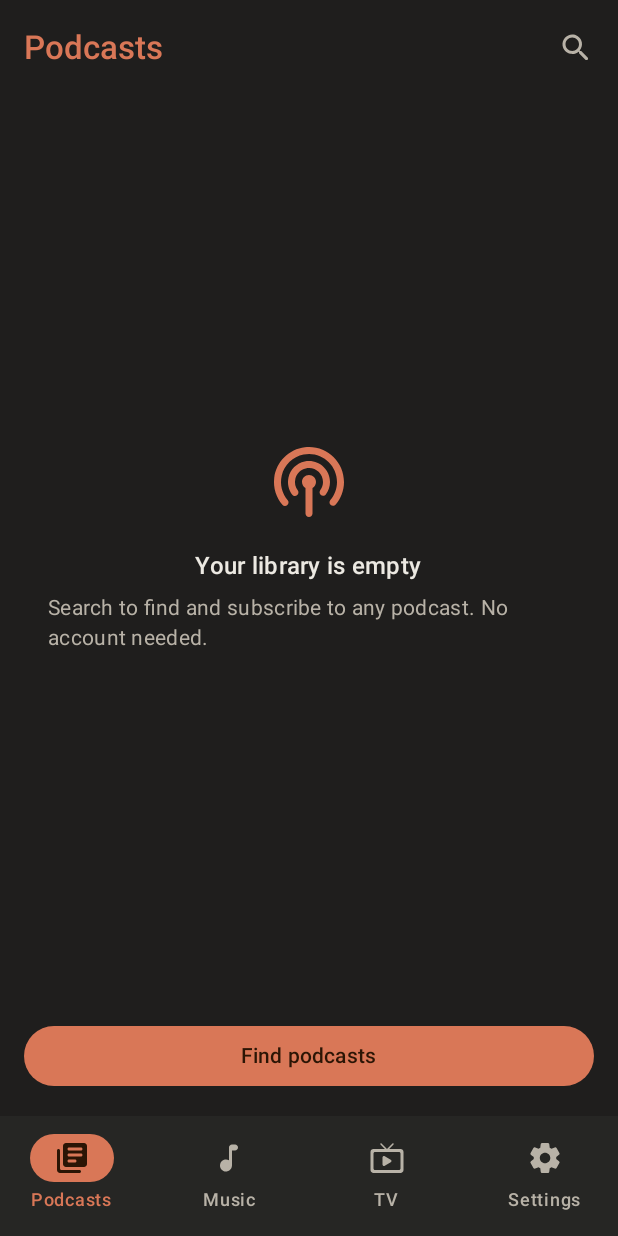
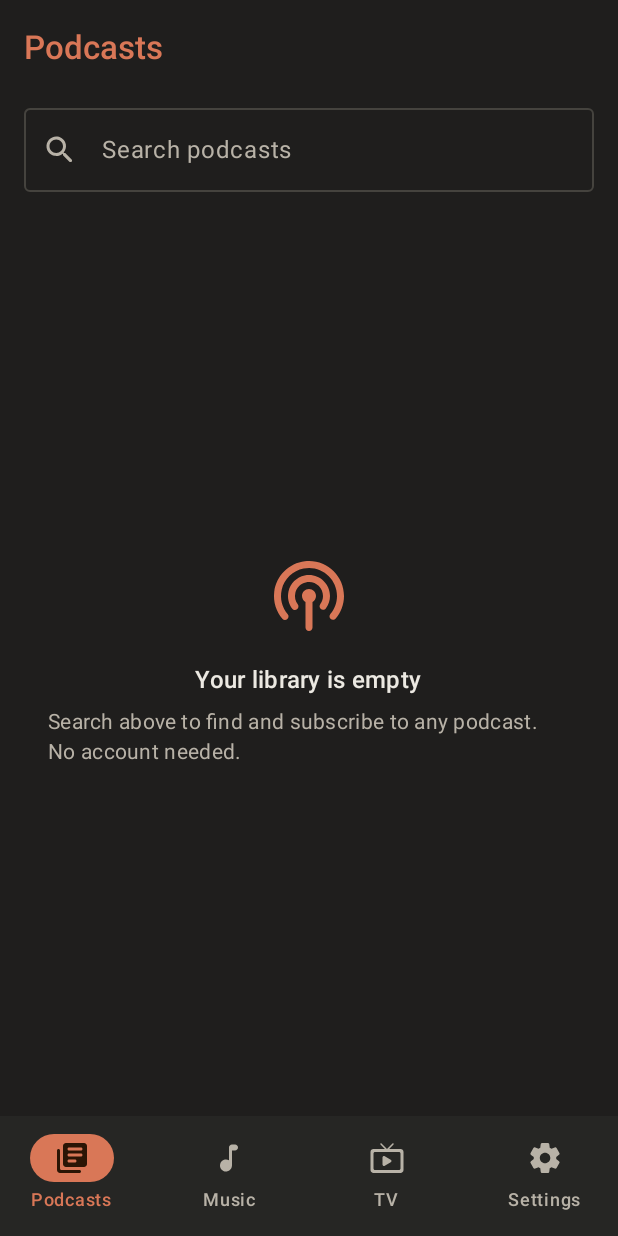
Before and after one commit to cac67502/claudecast, an Android app built with Jetpack Compose: the LibraryScreen screen opened through its navigation route, on a phone screen of 412 x 824 dp. Run offline under Robolectric (Android 15) with nearby library versions, the phone set to English and light mode, and no system bars; network calls fail; pictures from the network do not load.

Commit message:
Podcasts: search box at the top of the Podcasts screen, like Music and TV
Replaces the Search tab and the magnifier icon. Results appear in place of the subscriptions and clear when the box is emptied.

Co-Authored-By: Claude Sonnet 5.5 <noreply@anthropic.com>

```diff
--- a/app/src/main/java/com/aide/claudecast/ui/ClaudeCastRoot.kt
+++ b/app/src/main/java/com/aide/claudecast/ui/ClaudeCastRoot.kt
@@ -37,7 +37,6 @@ sealed class Dest(val route: String, val label: String, val icon: ImageVector) {
     data object Library : Dest("library", "Podcasts", Icons.Rounded.LibraryBooks)
     data object Music : Dest("music", "Music", Icons.Rounded.MusicNote)
     data object Tv : Dest("tv", "TV", Icons.Rounded.LiveTv)
-    data object Search : Dest("search", "Search", Icons.Rounded.Search)
     data object Settings : Dest("settings", "Settings", Icons.Rounded.Settings)
 }
 
@@ -62,7 +61,7 @@ fun ClaudeCastRoot() {
 
     val backStack by nav.currentBackStackEntryAsState()
     val currentRoute = backStack?.destination?.route
-    val showBars = currentRoute in setOf(Dest.Library.route, Dest.Music.route, Dest.Tv.route, Dest.Search.route, Dest.Settings.route)
+    val showBars = currentRoute in setOf(Dest.Library.route, Dest.Music.route, Dest.Tv.route, Dest.Settings.route)
 
     // Picture-in-picture: show only the video.
     if (PipState.active && isVideo) {
@@ -130,10 +129,7 @@ fun ClaudeCastRoot() {
             modifier = Modifier.fillMaxSize().padding(padding)
         ) {
             composable(Dest.Library.route) {
-                LibraryScreen(onOpenPodcast = openPodcast, onGoToSearch = { nav.navigate(Dest.Search.route) })
-            }
-            composable(Dest.Search.route) {
-                SearchScreen(onOpenPodcast = openPodcast)
+                LibraryScreen(onOpenPodcast = openPodcast)
             }
             composable(Dest.Music.route) {
                 MusicScreen(onOpenPlayer = { nav.navigate("player") })
--- a/app/src/main/java/com/aide/claudecast/ui/LibraryScreen.kt
+++ b/app/src/main/java/com/aide/claudecast/ui/LibraryScreen.kt
@@ -12,7 +12,17 @@ import androidx.compose.material.icons.rounded.Search
 import androidx.compose.foundation.lazy.grid.GridCells
 import androidx.compose.foundation.lazy.grid.LazyVerticalGrid
 import androidx.compose.foundation.lazy.grid.items
-import androidx.compose.material3.Button
+import androidx.compose.foundation.text.KeyboardActions
+import androidx.compose.foundation.text.KeyboardOptions
+import androidx.compose.material.icons.rounded.Clear
+import androidx.compose.material3.Icon
+import androidx.compose.material3.IconButton
+import androidx.compose.material3.OutlinedTextField
+import androidx.compose.runtime.mutableStateOf
+import androidx.compose.runtime.saveable.rememberSaveable
+import androidx.compose.runtime.setValue
+import androidx.compose.ui.text.input.ImeAction
+import kotlinx.coroutines.delay
 import androidx.compose.material3.MaterialTheme
 import androidx.compose.material3.Text
 import androidx.compose.material3.TopAppBar
@@ -54,43 +64,61 @@ class LibraryViewModel : ViewModel() {
 @Composable
 fun LibraryScreen(
     onOpenPodcast: (String) -> Unit,
-    onGoToSearch: () -> Unit,
-    vm: LibraryViewModel = viewModel()
+    vm: LibraryViewModel = viewModel(),
+    searchVm: SearchViewModel = viewModel()
 ) {
     val subs by vm.subscriptions.collectAsStateWithLifecycle()
     val suggestions by vm.suggestions.collectAsStateWithLifecycle()
+    val searchState by searchVm.state.collectAsStateWithLifecycle()
+    var query by rememberSaveable { mutableStateOf("") }
+    var showResults by rememberSaveable { mutableStateOf(false) }
 
     LaunchedEffect(subs.isEmpty()) { if (subs.isEmpty()) vm.loadSuggestions() }
+    // Search as you type, after a short pause.
+    LaunchedEffect(query) {
+        if (query.trim().length >= 3) {
+            delay(600)
+            showResults = true
+            searchVm.search(query.trim())
+        }
+    }
 
     Column(Modifier.fillMaxSize()) {
         TopAppBar(
             title = { Text("Podcasts", fontWeight = FontWeight.SemiBold) },
-            actions = {
-                androidx.compose.material3.IconButton(onClick = onGoToSearch) {
-                    androidx.compose.material3.Icon(
-                        Icons.Rounded.Search,
-                        contentDescription = "Search podcasts"
-                    )
-                }
-            },
             colors = TopAppBarDefaults.topAppBarColors(
                 containerColor = MaterialTheme.colorScheme.background,
                 titleContentColor = MaterialTheme.colorScheme.primary
             )
         )
-        if (subs.isEmpty()) {
+        OutlinedTextField(
+            value = query,
+            onValueChange = {
+                query = it
+                if (it.isBlank()) showResults = false
+            },
+            placeholder = { Text("Search podcasts") },
+            leadingIcon = { Icon(Icons.Rounded.Search, null) },
+            trailingIcon = {
+                if (query.isNotEmpty()) IconButton(onClick = { query = ""; showResults = false }) {
+                    Icon(Icons.Rounded.Clear, "Clear")
+                }
+            },
+            singleLine = true,
+            keyboardActions = KeyboardActions(onSearch = {
+                if (query.isNotBlank()) { showResults = true; searchVm.search(query.trim()) }
+            }),
+            keyboardOptions = KeyboardOptions(imeAction = ImeAction.Search),
+            modifier = Modifier.fillMaxWidth().padding(horizontal = 16.dp, vertical = 8.dp)
+        )
+        if (showResults && query.isNotBlank()) {
+            SearchResults(searchState, onOpenPodcast)
+        } else if (subs.isEmpty()) {
             if (suggestions.isEmpty()) {
-                Column(Modifier.fillMaxSize()) {
-                    EmptyState(
-                        title = "Your library is empty",
-                        subtitle = "Search to find and subscribe to any podcast. No account needed.",
-                        modifier = Modifier.weight(1f)
-                    )
-                    Button(
-                        onClick = onGoToSearch,
-                        modifier = Modifier.fillMaxWidth().padding(16.dp)
-                    ) { Text("Find podcasts") }
-                }
+                EmptyState(
+                    title = "Your library is empty",
+                    subtitle = "Search above to find and subscribe to any podcast. No account needed."
+                )
             } else {
                 Text(
                     "Popular now",
--- a/app/src/main/java/com/aide/claudecast/ui/SearchScreen.kt
+++ b/app/src/main/java/com/aide/claudecast/ui/SearchScreen.kt
@@ -85,6 +85,14 @@ fun SearchScreen(
             )
         )
 
+        SearchResults(state, onOpenPodcast)
+    }
+}
+
+/** Search results (or the loading, error and empty states), shared by the Podcasts screen. */
+@Composable
+fun SearchResults(state: SearchUiState, onOpenPodcast: (String) -> Unit) {
+    Column(Modifier.fillMaxSize()) {
         when {
             state.loading -> Box(Modifier.fillMaxSize(), Alignment.Center) { CircularProgressIndicator() }
             state.error != null -> EmptyState(title = "Hmm", subtitle = state.error!!)
```
